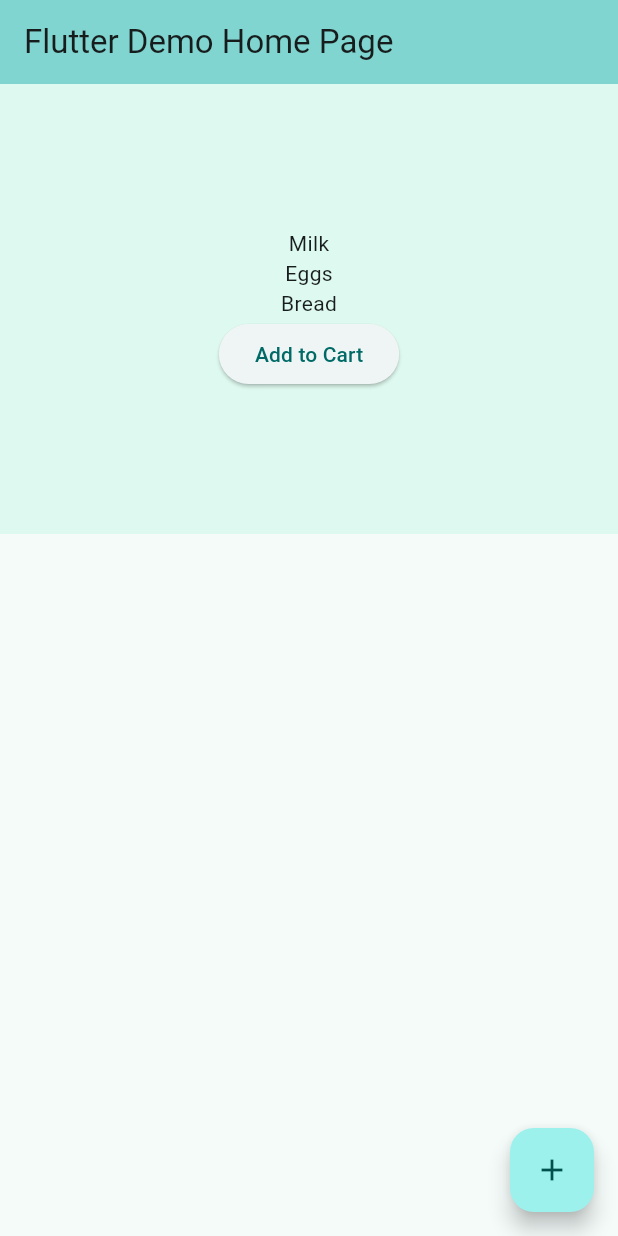
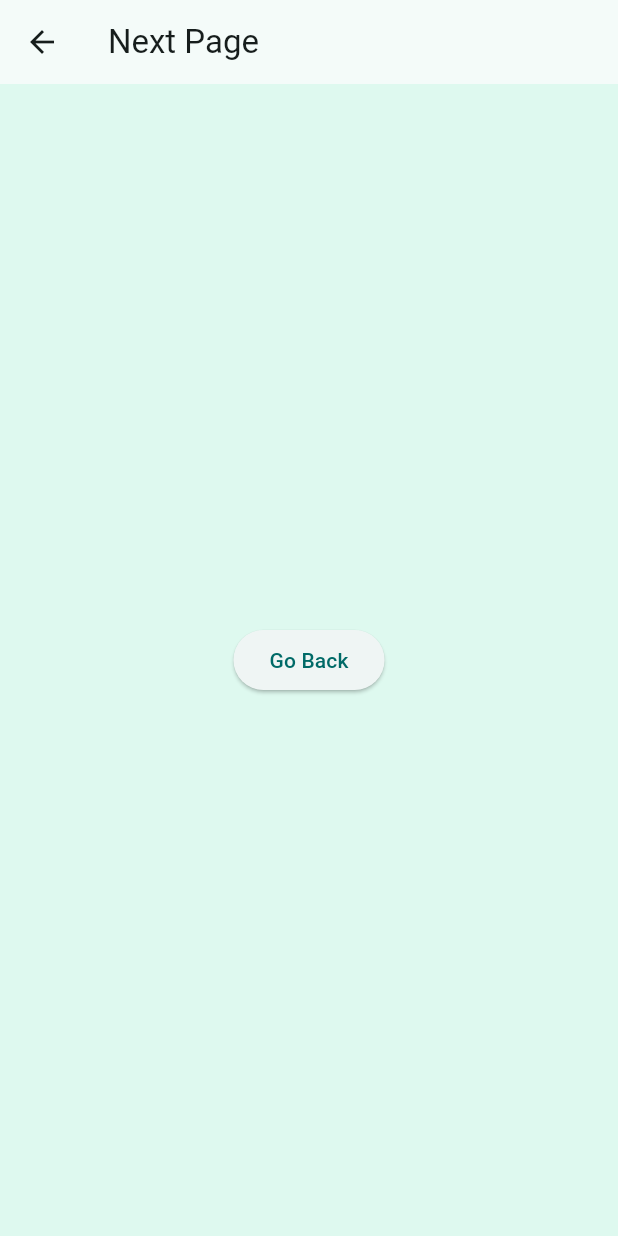
Before and after one commit to TomatoCakePasta/flutter_beginner_tutorial, a Flutter app: the screen it shows after launch, after a tap on "Add to Cart", on a phone screen of 412 x 824 dp. Run offline on Flutter 3.47's test engine with Material 3 defaults, Android fonts, the phone set to English and light mode, and no system bars.

Commit message:
実装:画面遷移ボタン機能の追加

```diff
--- a/lib/main.dart
+++ b/lib/main.dart
@@ -1,4 +1,5 @@
 import 'package:flutter/material.dart';
+import 'package:flutter_beginner_tutorial/next_page.dart';
 
 void main() {
   runApp(const MyApp());
@@ -54,7 +55,15 @@ class _MyHomePageState extends State<MyHomePage> {
             Text("Milk"),
             Text("Eggs"),
             Text("Bread"),
-            ElevatedButton(onPressed: () {}, child: const Text("Add to Cart"))
+            ElevatedButton(
+              onPressed: () {
+               Navigator.push(
+                context,
+                MaterialPageRoute(builder: (context) => const NextPage())
+               );
+              },
+              child: const Text("Add to Cart"),
+            ),
           ],
         ),
       ),
--- /dev/null
+++ b/lib/next_page.dart
@@ -0,0 +1,26 @@
+import 'package:flutter/material.dart';
+
+class NextPage extends StatelessWidget {
+  const NextPage({super.key});
+
+  @override
+  Widget build(BuildContext context) {
+    return Scaffold(
+      appBar: AppBar(
+        title: const Text("Next Page"),
+      ),
+      body: Container(
+        alignment: Alignment.center,
+        color: const Color.fromARGB(255, 222, 249, 239),
+        child: Center(
+          child: ElevatedButton(
+            onPressed: () {
+              Navigator.pop(context);
+            },
+            child: const Text("Go Back"),
+          ),
+        ),
+      ),
+    );
+  }
+}
```
